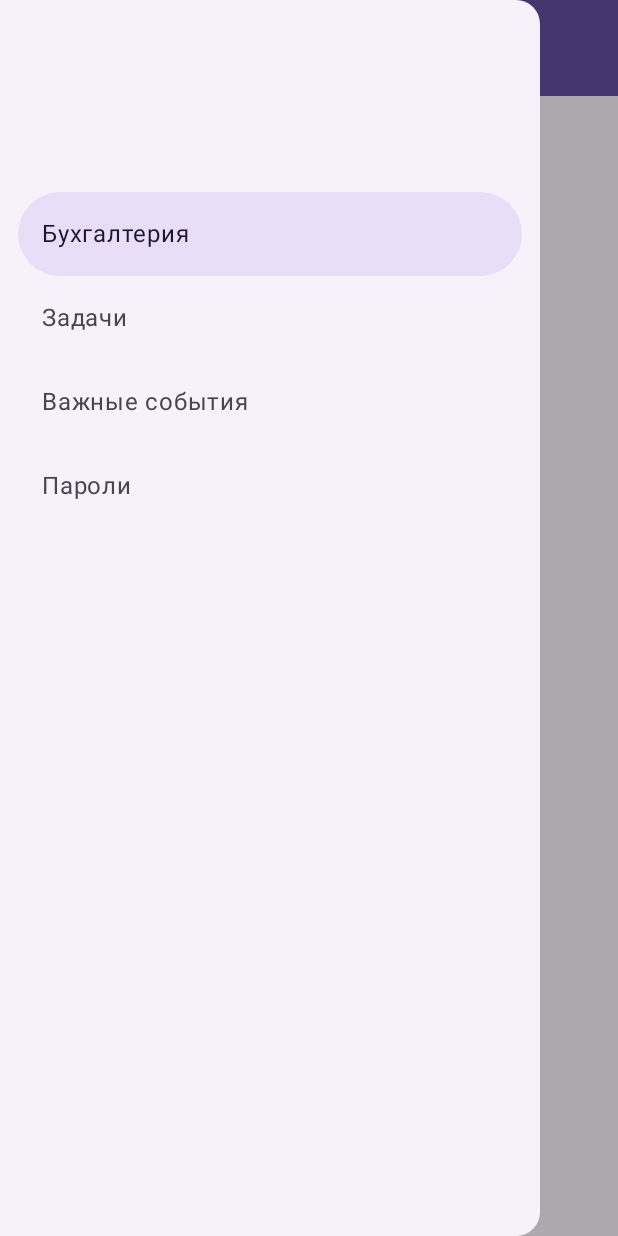
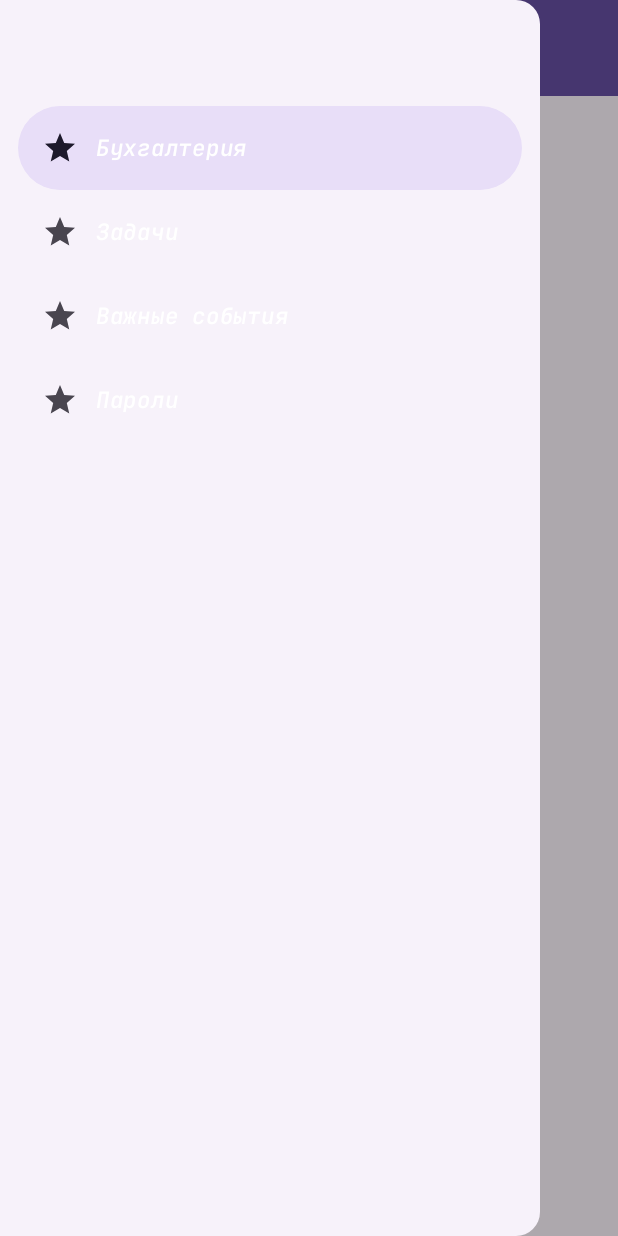
Before and after one commit to Maksim-Proger/taskScheduler, an Android app built with Jetpack Compose: the AccountingScreen screen opened through its navigation route, after a tap on "Меню", on a phone screen of 412 x 824 dp. Run offline under Robolectric (Android 15) with nearby library versions, the phone set to English and light mode, and no system bars; our stand-ins replace Dagger/Hilt's generated code.

Commit message:
10 commit

```diff
--- a/app/build.gradle.kts
+++ b/app/build.gradle.kts
@@ -3,6 +3,7 @@ plugins {
     alias(libs.plugins.kotlin.android)
     alias(libs.plugins.kotlin.compose)
     id("kotlin-kapt")
+    id("kotlin-parcelize")
     id("com.google.dagger.hilt.android")
     id("com.google.gms.google-services")
 }
--- a/app/src/main/java/com/example/taskscheduler/domain/models/UserData.kt
+++ b/app/src/main/java/com/example/taskscheduler/domain/models/UserData.kt
@@ -1,5 +1,4 @@
 package com.example.taskscheduler.domain.models
-
 
 data class UserData(
     val userId: String,
--- a/app/src/main/java/com/example/taskscheduler/presentation/components/CustomNavigationDrawer.kt
+++ b/app/src/main/java/com/example/taskscheduler/presentation/components/CustomNavigationDrawer.kt
@@ -4,10 +4,10 @@ import androidx.compose.foundation.layout.Box
 import androidx.compose.foundation.layout.Column
 import androidx.compose.foundation.layout.fillMaxWidth
 import androidx.compose.foundation.layout.padding
-import androidx.compose.material.icons.Icons
-import androidx.compose.material.icons.filled.Star
 import androidx.compose.material3.DrawerState
 import androidx.compose.material3.DrawerValue
+import androidx.compose.material3.Icon
+import androidx.compose.material3.MaterialTheme
 import androidx.compose.material3.ModalDrawerSheet
 import androidx.compose.material3.ModalNavigationDrawer
 import androidx.compose.material3.NavigationDrawerItem
@@ -23,14 +23,10 @@ import androidx.compose.runtime.rememberCoroutineScope
 import androidx.compose.runtime.setValue
 import androidx.compose.ui.Alignment
 import androidx.compose.ui.Modifier
-import androidx.compose.ui.res.stringResource
 import androidx.compose.ui.unit.dp
 import androidx.hilt.navigation.compose.hiltViewModel
 import androidx.navigation.NavHostController
-import com.example.taskscheduler.R
-import com.example.taskscheduler.domain.models.DrawerItem
-import com.example.taskscheduler.domain.models.UserData
-import com.example.taskscheduler.presentation.navigation.Route
+import com.example.taskscheduler.presentation.components.items.drawerItemList
 import com.example.taskscheduler.presentation.viewmodels.SharedPreferencesViewModel
 import com.example.taskscheduler.utils.navigateFunction
 import kotlinx.coroutines.CoroutineScope
@@ -42,6 +38,7 @@ fun CustomNavigationDrawer(
     sharedPreferencesViewModel: SharedPreferencesViewModel = hiltViewModel(),
     content: @Composable (DrawerState, CoroutineScope) -> Unit
 ) {
+
     val items = drawerItemList()
     var selectedItem by remember { mutableStateOf(items[0]) }
     val drawerState = rememberDrawerState(initialValue = DrawerValue.Closed)
@@ -59,25 +56,42 @@ fun CustomNavigationDrawer(
                 Box(
                     modifier = Modifier
                         .fillMaxWidth()
-                        .padding(vertical = 64.dp),
+                        .padding(vertical = 35.dp)
+                        .padding(start = 25.dp),
                     contentAlignment = Alignment.CenterStart
                 ) {
                     Column {
                         userName?.let {
                             Text(
-                                text = it
+                                text = it,
+                                color = MaterialTheme.colorScheme.onPrimary,
+                                style = MaterialTheme.typography.headlineLarge
                             )
                         }
                         userEmail?.let {
                             Text(
-                                text = it
+                                text = it,
+                                color = MaterialTheme.colorScheme.onPrimary,
+                                style = MaterialTheme.typography.bodyMedium
                             )
                         }
                     }
                 }
                 items.forEach { item ->
                     NavigationDrawerItem(
-                        label = { Text(text = item.label) },
+                        icon = {
+                            Icon(
+                                imageVector = item.icon,
+                                contentDescription = null
+                            )
+                        },
+                        label = {
+                            Text(
+                                text = item.label,
+                                color = MaterialTheme.colorScheme.onPrimary,
+                                style = MaterialTheme.typography.bodyMedium
+                            )
+                        },
                         selected = item == selectedItem,
                         onClick = {
                             navigateFunction(navController, item.direction)
@@ -93,30 +107,3 @@ fun CustomNavigationDrawer(
         content(drawerState, scope)
     }
 }
-
-@Composable
-private fun drawerItemList(): List<DrawerItem> {
-    val items = listOf(
-        DrawerItem(
-            direction = Route.AccountingScreen.route,
-            icon = Icons.Default.Star,
-            label = stringResource(R.string.accounting)
-        ),
-        DrawerItem(
-            direction = Route.TasksScreen.route,
-            icon = Icons.Default.Star,
-            label = stringResource(R.string.tasks)
-        ),
-        DrawerItem(
-            direction = Route.ImportantEventsScreen.route,
-            icon = Icons.Default.Star,
-            label = stringResource(R.string.important_events)
-        ),
-        DrawerItem(
-            direction = Route.PasswordsScreen.route,
-            icon = Icons.Default.Star,
-            label = stringResource(R.string.passwords)
-        ),
-    )
-    return items
-}
--- a/app/src/main/java/com/example/taskscheduler/presentation/components/CustomTopAppBar.kt
+++ b/app/src/main/java/com/example/taskscheduler/presentation/components/CustomTopAppBar.kt
@@ -47,9 +47,7 @@ fun CustomTopAppBar(
         },
         navigationIcon = {
             if (menuButtonNeed) {
-                IconButton(
-                    onClick = buttonOpenNavigationDrawer
-                ) {
+                IconButton(onClick = buttonOpenNavigationDrawer) {
                     Icon(
                         Icons.Default.Menu,
                         contentDescription = "Меню",
--- /dev/null
+++ b/app/src/main/java/com/example/taskscheduler/presentation/components/items/DrawerItemList.kt
@@ -0,0 +1,35 @@
+package com.example.taskscheduler.presentation.components.items
+
+import androidx.compose.material.icons.Icons
+import androidx.compose.material.icons.filled.Star
+import androidx.compose.runtime.Composable
+import androidx.compose.ui.res.stringResource
+import com.example.taskscheduler.R
+import com.example.taskscheduler.domain.models.DrawerItem
+import com.example.taskscheduler.presentation.navigation.Route
+
+@Composable
+fun drawerItemList(): List<DrawerItem> {
+    return listOf(
+        DrawerItem(
+            direction = Route.AccountingScreen.route,
+            icon = Icons.Default.Star,
+            label = stringResource(R.string.accounting)
+        ),
+        DrawerItem(
+            direction = Route.TasksScreen.route,
+            icon = Icons.Default.Star,
+            label = stringResource(R.string.tasks)
+        ),
+        DrawerItem(
+            direction = Route.ImportantEventsScreen.route,
+            icon = Icons.Default.Star,
+            label = stringResource(R.string.important_events)
+        ),
+        DrawerItem(
+            direction = Route.PasswordsScreen.route,
+            icon = Icons.Default.Star,
+            label = stringResource(R.string.passwords)
+        ),
+    )
+}
--- a/app/src/main/java/com/example/taskscheduler/presentation/screens/MainScreen.kt
+++ b/app/src/main/java/com/example/taskscheduler/presentation/screens/MainScreen.kt
@@ -30,9 +30,7 @@ fun MainScreen(
                     title = stringResource(R.string.title_app_main_screen),
                     menuButtonNeed = true,
                     scrollBehavior = scrollBehavior,
-                    buttonOpenNavigationDrawer = {
-                        scope.launch { drawerState.open() }
-                    }
+                    buttonOpenNavigationDrawer = { scope.launch { drawerState.open() } }
                 )
             }
         ) { innerPadding ->
```
